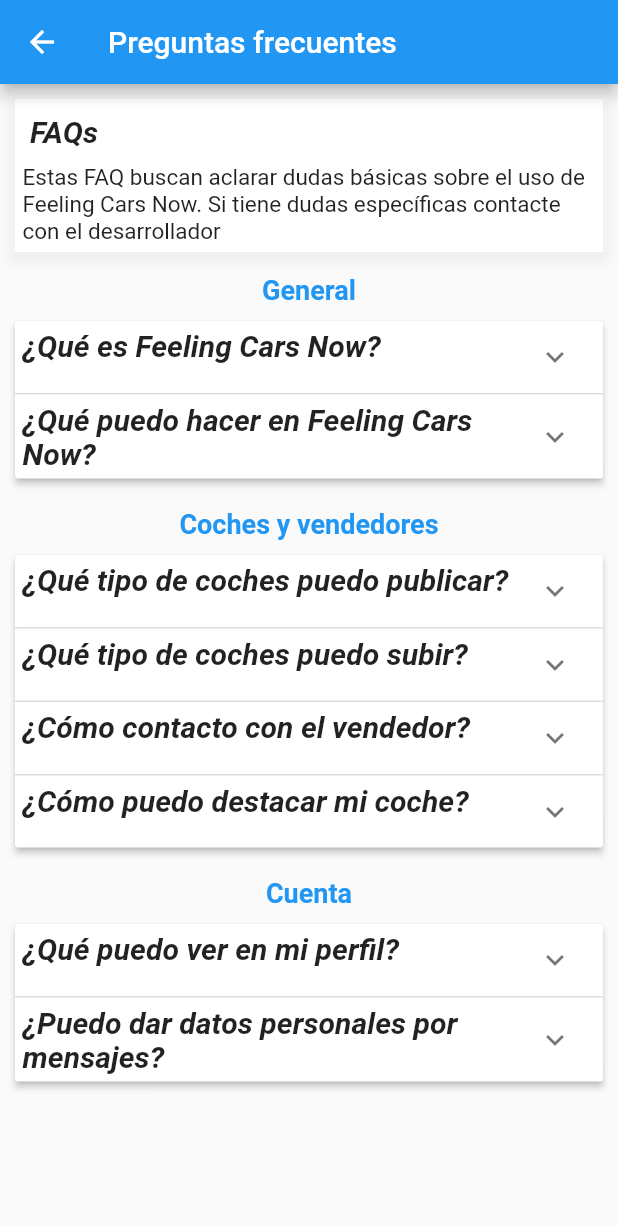
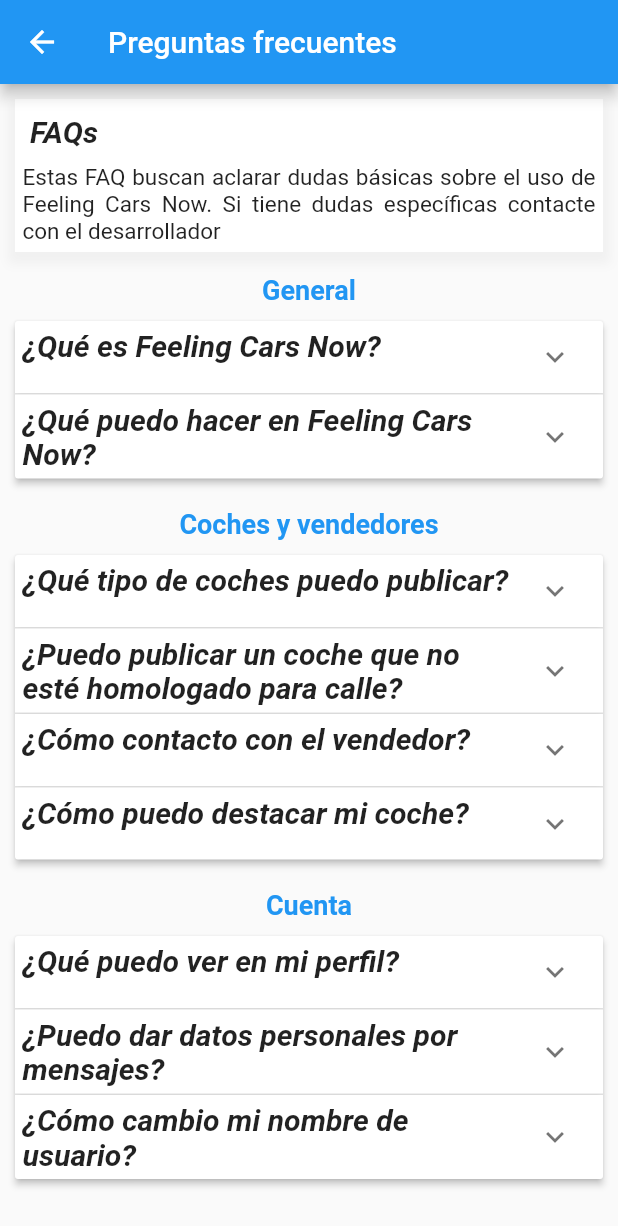
Before and after one commit to svenIOT/FeelingCarsNow, a Flutter app: the FaqScreen screen opened by its route, on a phone screen of 412 x 824 dp. Shown: the top 1226 px of the screen. Run offline on Flutter 3.47's test engine with Material 2 defaults, Android fonts, the phone set to English and light mode, and no system bars; our stand-ins replace firebase_auth, firebase_core, flutter_icons, flutter_signin_button, google_sign_in, image_picker and 2 more; missing offline and left inert: flutter_email_sender, flutter_multiselect, mime_type; accounts and stored records are empty; statements that could not run were skipped.

Commit message:
Añadidos valores a las constantes

```diff
--- a/lib/src/constants/faq_constants.dart
+++ b/lib/src/constants/faq_constants.dart
@@ -1,40 +1,53 @@
 const List<Map<String, String>> faqBasicsContent = [
   {
     "header": "¿Qué es Feeling Cars Now?",
-    "body": "Lorem Ipsum Lorem Ipsum Lorem Ipsum"
+    "body":
+        "Es una aplicación para los auténticos entusiastas del motor y las 4 ruedas, eso no significa que solo vayas a encontrar coches de diario, simplemente nos especializamos en los que nos hacen sonreír los fines de semana y nos ponen los pelos de punta en las competiciones.\nAquí podrás encontrar ese coche con el que siempre has soñado, o tal vez con el que iniciar tu carrera profesional en la competición."
   },
   {
     "header": "¿Qué puedo hacer en Feeling Cars Now?",
-    "body": "Lorem Ipsum Lorem Ipsum Lorem Ipsum Lorem"
+    "body":
+        "Puedes vender tu coche tanto si eres un particular como una empresa, también puedes contactar con otros vendedores y quién sabe... puede que tu coche ideal no esté tan lejos como te pensabas."
   },
 ];
 
 const List<Map<String, String>> faqCarsAndSellersContent = [
   {
     "header": "¿Qué tipo de coches puedo publicar?",
-    "body": "Lorem Ipsum Lorem Ipsum Lorem Ipsum Lorem"
+    "body":
+        "Puedes publicar cualquier coche que quieras vender. No tenemos ninguna limitación a ningún tipo en especial."
   },
   {
-    "header": "¿Qué tipo de coches puedo subir?",
-    "body": "Lorem Ipsum Lorem Ipsum Lorem Ipsum Lorem"
+    "header": "¿Puedo publicar un coche que no esté homologado para calle?",
+    "body":
+        "¡Claro! esa es la ventaja de Feeling Cars Now, no importa si tu coche está homologado para competición o sin homologar (solo para circuito cerrado)."
   },
   {
     "header": "¿Cómo contacto con el vendedor?",
-    "body": "Lorem Ipsum Lorem Ipsum Lorem Ipsum Lorem"
+    "body":
+        "Para contactar con un vendedor, accede al coche que estés interesado y luego pulsa el botón 'Contactar' que aparece con la ficha del coche."
   },
   {
     "header": "¿Cómo puedo destacar mi coche?",
-    "body": "Lorem Ipsum Lorem Ipsum Lorem Ipsum Lorem"
+    "body":
+        "Puedes ponerte en contacto con el equipo de Feeling Cars Now al siguiente correo: 'danielmsmalaga@gmail.com'.\nCon el asunto:'FCN Destacar'."
   },
 ];
 
 const List<Map<String, String>> faqAccountAndSecurityContent = [
   {
     "header": "¿Qué puedo ver en mi perfil?",
-    "body": "Lorem Ipsum Lorem Ipsum Lorem Ipsum Lorem"
+    "body":
+        "En tu perfil podrás gestionar todos tus coches, por ejemplo, editar su información o borrarlo si prefieres mantenerlo en tu garaje."
   },
   {
     "header": "¿Puedo dar datos personales por mensajes?",
-    "body": "Lorem Ipsum Lorem Ipsum Lorem Ipsum Lorem"
+    "body":
+        "Bajo ningún concepto se recomienda facilitar información confidencial con nadie.\nSi alguien te pide tu contraseña o información bancaria ponte en contacto con el equipo de Feeling Cars Now."
+  },
+  {
+    "header": "¿Cómo cambio mi nombre de usuario?",
+    "body":
+        "Abre el menú lateral izquierdo en la página de inicio y dirígete a 'Preferencias > Nombre de usuario'."
   },
 ];
--- a/lib/src/screens/edit_car_screen.dart
+++ b/lib/src/screens/edit_car_screen.dart
@@ -76,6 +76,7 @@ class _EditCarScreenState extends State<EditCarScreen> {
 
     // Si hay foto seleccionada la asigna en photo
     if (pickedFile != null) photo = File(pickedFile.path);
+    // setState(() => photo = File(pickedFile.path));
 
     // Elimina la foto del modelo para añadir posteriormente la seleccionada
     if (photo != null) return car.photoUrl == null;
--- a/lib/src/screens/faq_screen.dart
+++ b/lib/src/screens/faq_screen.dart
@@ -53,6 +53,7 @@ class _FaqScreenState extends State<FaqScreen> {
               SizedBox(height: 5.0),
               Text(
                 'Estas FAQ buscan aclarar dudas básicas sobre el uso de Feeling Cars Now. Si tiene dudas específicas contacte con el desarrollador',
+                textAlign: TextAlign.justify,
                 style: TextStyle(
                   fontSize: 15.0,
                 ),
@@ -154,6 +155,7 @@ class _FaqScreenState extends State<FaqScreen> {
             margin: EdgeInsets.only(bottom: 20.0),
             child: Text(
               item.body,
+              textAlign: TextAlign.justify,
               style: TextStyle(
                 fontSize: 15.0,
               ),
--- a/lib/src/widgets/drawer.dart
+++ b/lib/src/widgets/drawer.dart
@@ -107,7 +107,7 @@ class UserDrawer extends StatelessWidget {
                 // Si el usuario no tiene nombre se le asigna
                 prefs.username.trim() == ""
                     ? 'Usuario-' +
-                        prefs.token.substring(prefs.token.toString().length - 5,
+                        prefs.token.substring(prefs.token.toString().length - 6,
                             prefs.token.toString().length)
                     : prefs.username,
                 style: TextStyle(
```
Also changed, not shown: lib/src/constants/dropdown_items_constants.dart (+12 -0 lines), lib/src/constants/multiselect_items_constants.dart (+8 -0 lines), lib/src/screens/preferences_screen.dart (+31 -2 lines), lib/src/widgets/car_form.dart (+14 -0 lines).
